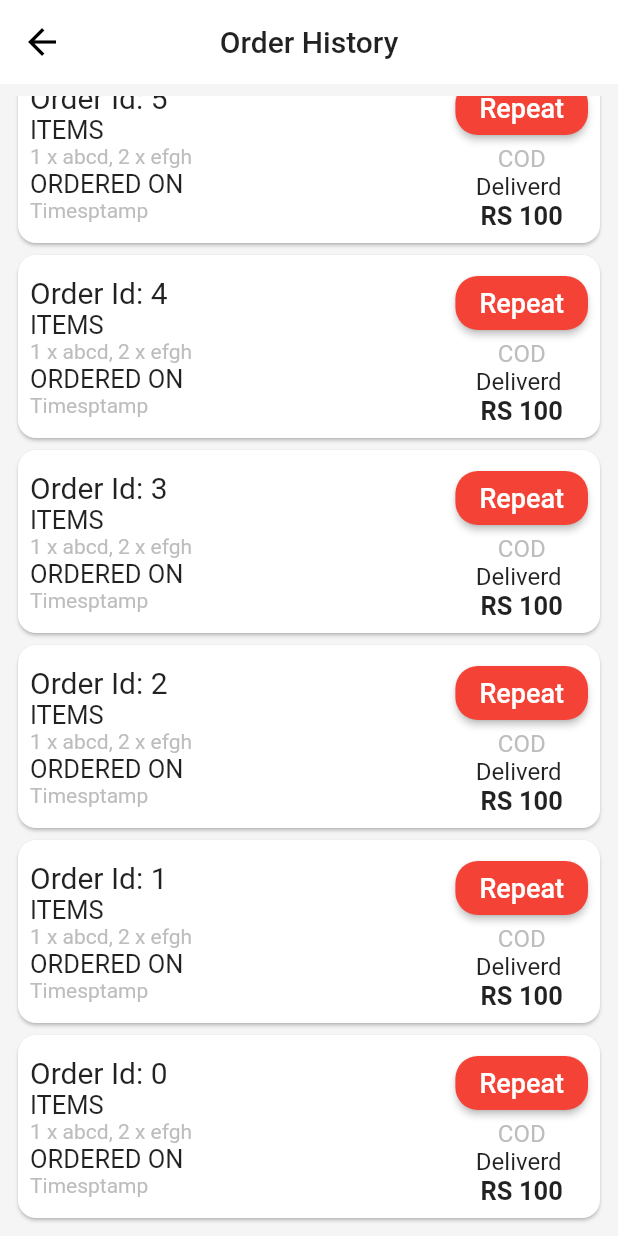
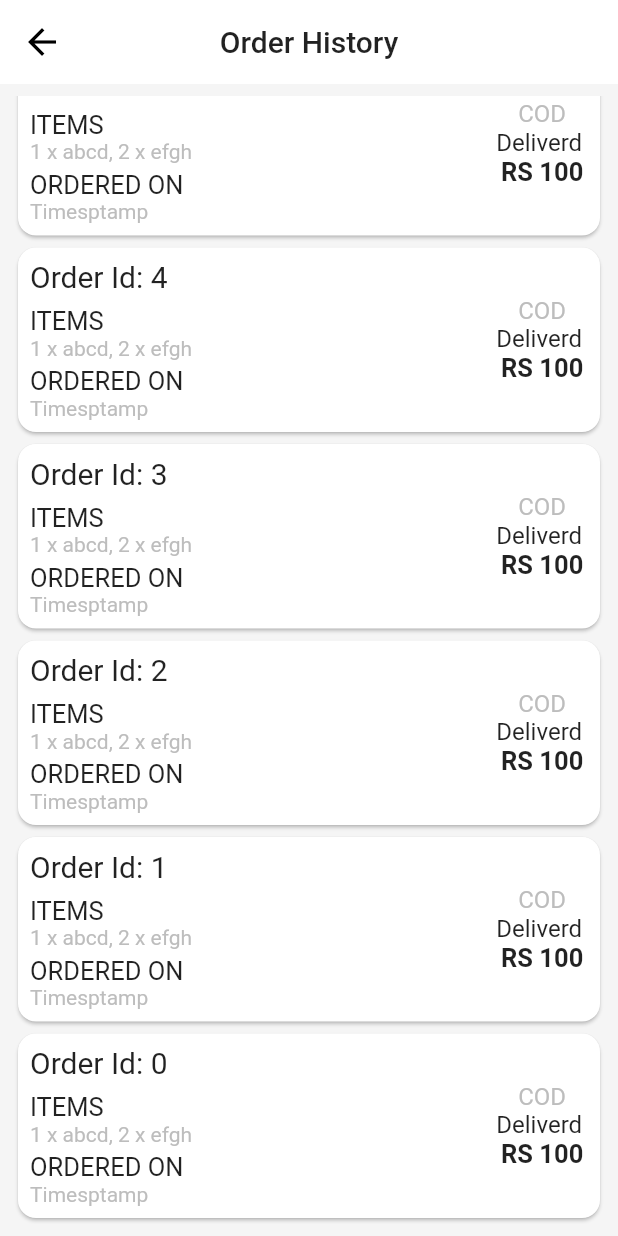
Before and after one commit to Ashutosh-Kar/TheNatureFresh-app, a Flutter app: the screen it shows once a user with an empty profile is signed in, in the side drawer, after a tap on "Order History", on a phone screen of 412 x 824 dp. Run offline on Flutter 3.47's test engine with Material 2 defaults, Android fonts, the phone set to English and light mode, and no system bars; our stand-ins replace cloud_firestore, firebase_auth, hive, hive_flutter, validators; accounts and stored records are empty; generated files the repository leaves out were written again; network calls fail.

Commit message:
button removed and paddingadded

```diff
--- a/lib/pages/orderhsitory.dart
+++ b/lib/pages/orderhsitory.dart
@@ -55,6 +55,7 @@ class OrderCard extends StatelessWidget {
                   'Order Id: $id',
                   style: TextStyle(fontSize: 20),
                 ),
+                SizedBox(height: 8),
                 Text(
                   'ITEMS',
                   style: TextStyle(fontSize: 17),
@@ -63,6 +64,7 @@ class OrderCard extends StatelessWidget {
                   '1 x abcd, 2 x efgh',
                   style: TextStyle(fontSize: 14, color: Colors.grey.shade400),
                 ),
+                SizedBox(height: 4),
                 Text(
                   'ORDERED ON',
                   style: TextStyle(fontSize: 17),
@@ -77,32 +79,28 @@ class OrderCard extends StatelessWidget {
           Padding(
             padding: const EdgeInsets.all(8.0),
             child: Column(
-              mainAxisAlignment: MainAxisAlignment.spaceBetween,
+              mainAxisAlignment: MainAxisAlignment.end,
               mainAxisSize: MainAxisSize.min,
               children: <Widget>[
-                MaterialButton(
-                  // padding: EdgeInsets.symmetric(horizontal:15, vertical:12),
-                  shape: RoundedRectangleBorder(
-                      borderRadius: BorderRadius.circular(15)),
-                  color: Colors.red,
-                  onPressed: () {
-                    print(
-                        "do backedn to repeat order adn transfer to chkout page");
-                    //OR, can navigate to login page and ask for login
-                    // credentials and then allow user to enter.
-                  },
-                  child: Text(
-                    'Repeat',
-                    style: TextStyle(color: Colors.white, fontSize: 18),
-                  ),
-                ),
-                Column(
-                  mainAxisSize: MainAxisSize.min,
-                  children: <Widget>[
+                // MaterialButton(
+                //   // padding: EdgeInsets.symmetric(horizontal:15, vertical:12),
+                //   shape: RoundedRectangleBorder(
+                //       borderRadius: BorderRadius.circular(15)),
+                //   color: Colors.red,
+                //   onPressed: () {
+                //     print(
+                //         "do backedn to repeat order adn transfer to chkout page");
+                //     //OR, can navigate to login page and ask for login
+                //     // credentials and then allow user to enter.
+                //   },
+                //   child: Text(
+                //     'Repeat',
+                //     style: TextStyle(color: Colors.white, fontSize: 18),
+                //   ),
+                // ),
                 Text(
                   'COD',
-                      style:
-                          TextStyle(fontSize: 16, color: Colors.grey.shade400),
+                  style: TextStyle(fontSize: 16, color: Colors.grey.shade400),
                 ),
                 Text(
                   'Deliverd ',
@@ -110,10 +108,7 @@ class OrderCard extends StatelessWidget {
                 ),
                 Text(
                   'RS 100',
-                      style:
-                          TextStyle(fontSize: 17, fontWeight: FontWeight.bold),
-                    ),
-                  ],
+                  style: TextStyle(fontSize: 17, fontWeight: FontWeight.bold),
                 ),
               ],
             ),
```
Lines whose indentation alone changed are shown as unchanged.
